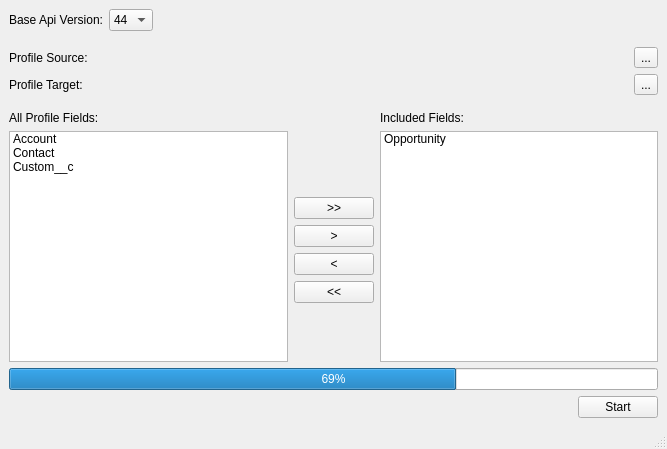
F1r3f0x/salesforce_profileMergerTool, file ui/main_window.ui: the form before one commit.
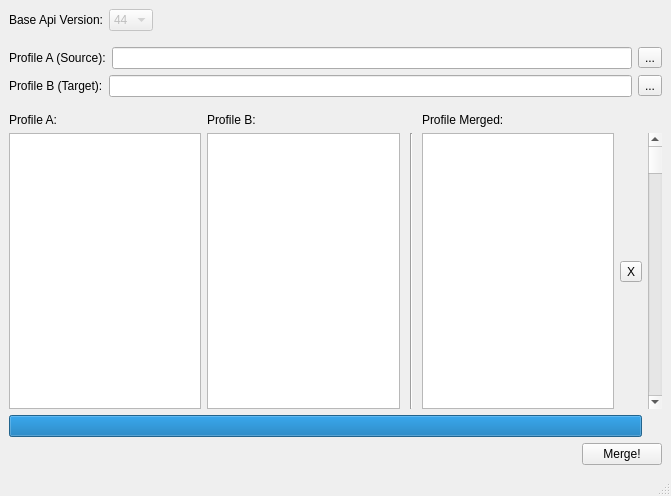
The form after the commit.

Commit message: test xml item loading

```diff
--- a/ui/main_window.ui
+++ b/ui/main_window.ui
@@ -6,8 +6,8 @@
    <rect>
     <x>0</x>
     <y>0</y>
-    <width>667</width>
-    <height>449</height>
+    <width>671</width>
+    <height>496</height>
    </rect>
   </property>
   <property name="windowTitle">
@@ -22,12 +22,21 @@
    </property>
    <layout class="QVBoxLayout" name="verticalLayout_2">
     <item>
-     <layout class="QHBoxLayout" name="horizontalLayout_3">
+     <layout class="QHBoxLayout" name="layout_api">
+      <property name="sizeConstraint">
+       <enum>QLayout::SetFixedSize</enum>
+      </property>
       <property name="bottomMargin">
        <number>10</number>
       </property>
       <item>
        <widget class="QLabel" name="label">
+        <property name="sizePolicy">
+         <sizepolicy hsizetype="Preferred" vsizetype="Fixed">
+          <horstretch>0</horstretch>
+          <verstretch>0</verstretch>
+         </sizepolicy>
+        </property>
         <property name="text">
          <string>Base Api Version:</string>
         </property>
@@ -35,6 +44,9 @@
       </item>
       <item>
        <widget class="QComboBox" name="cmb_api">
+        <property name="enabled">
+         <bool>false</bool>
+        </property>
         <property name="minimumSize">
          <size>
           <width>44</width>
@@ -129,7 +141,7 @@
         <property name="sizeHint" stdset="0">
          <size>
           <width>40</width>
-          <height>20</height>
+          <height>0</height>
          </size>
         </property>
        </spacer>
@@ -137,43 +149,82 @@
      </layout>
     </item>
     <item>
-     <widget class="QWidget" name="profileSource_selector_2" native="true">
-      <layout class="QHBoxLayout" name="horizontalLayout">
-       <property name="leftMargin">
-        <number>0</number>
-       </property>
-       <property name="topMargin">
-        <number>0</number>
-       </property>
-       <property name="rightMargin">
-        <number>0</number>
-       </property>
-       <property name="bottomMargin">
-        <number>0</number>
-       </property>
-       <item>
-        <widget class="QLabel" name="lbl_source">
-         <property name="text">
-          <string>Profile Source:</string>
-         </property>
-        </widget>
-       </item>
-       <item>
-        <widget class="QToolButton" name="btn_source">
-         <property name="text">
-          <string>...</string>
-         </property>
-        </widget>
-       </item>
-      </layout>
-     </widget>
+     <layout class="QHBoxLayout" name="layout_source">
+      <property name="sizeConstraint">
+       <enum>QLayout::SetFixedSize</enum>
+      </property>
+      <item>
+       <widget class="QLabel" name="lbl_source">
+        <property name="sizePolicy">
+         <sizepolicy hsizetype="Fixed" vsizetype="Preferred">
+          <horstretch>0</horstretch>
+          <verstretch>0</verstretch>
+         </sizepolicy>
+        </property>
+        <property name="minimumSize">
+         <size>
+          <width>90</width>
+          <height>0</height>
+         </size>
+        </property>
+        <property name="text">
+         <string>Profile A (Source):</string>
+        </property>
+       </widget>
+      </item>
+      <item>
+       <widget class="QLineEdit" name="le_source">
+        <property name="enabled">
+         <bool>true</bool>
+        </property>
+        <property name="readOnly">
+         <bool>true</bool>
+        </property>
+       </widget>
+      </item>
+      <item>
+       <widget class="QToolButton" name="btn_source">
+        <property name="text">
+         <string>...</string>
+        </property>
+       </widget>
+      </item>
+     </layout>
     </item>
     <item>
-     <layout class="QHBoxLayout" name="profileTarget_selector">
+     <layout class="QHBoxLayout" name="selector_target">
+      <property name="sizeConstraint">
+       <enum>QLayout::SetFixedSize</enum>
+      </property>
       <item>
        <widget class="QLabel" name="lbl_target">
+        <property name="sizePolicy">
+         <sizepolicy hsizetype="Fixed" vsizetype="Fixed">
+          <horstretch>0</horstretch>
+          <verstretch>0</verstretch>
+         </sizepolicy>
+        </property>
+        <property name="minimumSize">
+         <size>
+          <width>90</width>
+          <height>0</height>
+         </size>
+        </property>
         <property name="text">
-         <string>Profile Target:</string>
+         <string>Profile B (Target):</string>
+        </property>
+       </widget>
+      </item>
+      <item>
+       <widget class="QLineEdit" name="le_target">
+        <property name="enabled">
+         <bool>true</bool>
+        </property>
+        <property name="echoMode">
+         <enum>QLineEdit::Normal</enum>
+        </property>
+        <property name="readOnly">
+         <bool>true</bool>
         </property>
        </widget>
       </item>
@@ -203,41 +254,92 @@
      </spacer>
     </item>
     <item>
-     <layout class="QGridLayout" name="fields_selector">
+     <layout class="QGridLayout" name="fields_selector" rowstretch="0,0,0,0,0">
       <property name="sizeConstraint">
        <enum>QLayout::SetDefaultConstraint</enum>
       </property>
       <property name="bottomMargin">
        <number>0</number>
       </property>
-      <item row="4" column="1">
-       <widget class="QPushButton" name="btn_addOne">
+      <item row="0" column="0">
+       <widget class="QLabel" name="lbl_allProfiles">
+        <property name="sizePolicy">
+         <sizepolicy hsizetype="Preferred" vsizetype="Fixed">
+          <horstretch>0</horstretch>
+          <verstretch>0</verstretch>
+         </sizepolicy>
+        </property>
         <property name="text">
-         <string>&gt;</string>
+         <string>Profile A:</string>
         </property>
        </widget>
       </item>
-      <item row="0" column="2">
-       <widget class="QLabel" name="lbl_included">
-        <property name="text">
-         <string>Included Fields:</string>
+      <item row="1" column="1" rowspan="3">
+       <widget class="QListWidget" name="list_target">
+        <property name="sizePolicy">
+         <sizepolicy hsizetype="Expanding" vsizetype="Expanding">
+          <horstretch>0</horstretch>
+          <verstretch>0</verstretch>
+         </sizepolicy>
         </property>
        </widget>
       </item>
-      <item row="1" column="1">
-       <spacer name="spc_2">
-        <property name="orientation">
-         <enum>Qt::Vertical</enum>
+      <item row="1" column="2" rowspan="3">
+       <widget class="Line" name="line">
+        <property name="sizePolicy">
+         <sizepolicy hsizetype="Fixed" vsizetype="Expanding">
+          <horstretch>0</horstretch>
+          <verstretch>0</verstretch>
+         </sizepolicy>
         </property>
-        <property name="sizeHint" stdset="0">
+        <property name="minimumSize">
          <size>
-          <width>20</width>
-          <height>40</height>
+          <width>10</width>
+          <height>0</height>
          </size>
         </property>
-       </spacer>
+        <property name="orientation">
+         <enum>Qt::Vertical</enum>
+        </property>
+       </widget>
       </item>
-      <item row="9" column="0" colspan="3">
+      <item row="1" column="0" rowspan="3">
+       <widget class="QListWidget" name="list_source">
+        <property name="sizePolicy">
+         <sizepolicy hsizetype="Expanding" vsizetype="Expanding">
+          <horstretch>0</horstretch>
+          <verstretch>0</verstretch>
+         </sizepolicy>
+        </property>
+        <property name="acceptDrops">
+         <bool>false</bool>
+        </property>
+        <property name="dragEnabled">
+         <bool>false</bool>
+        </property>
+       </widget>
+      </item>
+      <item row="0" column="3">
+       <widget class="QLabel" name="label_2">
+        <property name="sizePolicy">
+         <sizepolicy hsizetype="Preferred" vsizetype="Fixed">
+          <horstretch>0</horstretch>
+          <verstretch>0</verstretch>
+         </sizepolicy>
+        </property>
+        <property name="text">
+         <string>Profile Merged:</string>
+        </property>
+       </widget>
+      </item>
+      <item row="1" column="5" rowspan="3">
+       <widget class="QScrollBar" name="verticalScrollBar">
+        <property name="orientation">
+         <enum>Qt::Vertical</enum>
+        </property>
+       </widget>
+      </item>
+      <item row="4" column="0" colspan="5">
        <widget class="QProgressBar" name="bar_loading">
         <property name="enabled">
          <bool>true</bool>
@@ -255,89 +357,59 @@
          </size>
         </property>
         <property name="value">
-         <number>69</number>
+         <number>100</number>
         </property>
         <property name="textVisible">
-         <bool>true</bool>
+         <bool>false</bool>
         </property>
         <property name="invertedAppearance">
          <bool>false</bool>
         </property>
        </widget>
       </item>
-      <item row="0" column="0">
-       <widget class="QLabel" name="lbl_allProfiles">
-        <property name="text">
-         <string>All Profile Fields:</string>
+      <item row="0" column="1">
+       <widget class="QLabel" name="lbl_included">
+        <property name="sizePolicy">
+         <sizepolicy hsizetype="Preferred" vsizetype="Fixed">
+          <horstretch>0</horstretch>
+          <verstretch>0</verstretch>
+         </sizepolicy>
         </property>
-       </widget>
-      </item>
-      <item row="1" column="2" rowspan="8">
-       <widget class="QListWidget" name="list_included">
-        <item>
-         <property name="text">
-          <string>Opportunity</string>
-         </property>
-        </item>
-       </widget>
-      </item>
-      <item row="1" column="0" rowspan="8">
-       <widget class="QListWidget" name="list_allProfiles">
-        <item>
-         <property name="text">
-          <string>Account</string>
-         </property>
-        </item>
-        <item>
-         <property name="text">
-          <string>Contact</string>
-         </property>
-        </item>
-        <item>
-         <property name="text">
-          <string>Custom__c</string>
-         </property>
-        </item>
-       </widget>
-      </item>
-      <item row="5" column="1">
-       <widget class="QPushButton" name="btn_rmvOne">
         <property name="text">
-         <string>&lt;</string>
+         <string>Profile B:</string>
         </property>
        </widget>
       </item>
-      <item row="3" column="1">
-       <widget class="QPushButton" name="btn_addAll">
-        <property name="text">
-         <string>&gt;&gt;</string>
+      <item row="1" column="3" rowspan="3">
+       <widget class="QListWidget" name="list_merged">
+        <property name="sizePolicy">
+         <sizepolicy hsizetype="Expanding" vsizetype="Expanding">
+          <horstretch>0</horstretch>
+          <verstretch>0</verstretch>
+         </sizepolicy>
         </property>
        </widget>
       </item>
-      <item row="8" column="1">
-       <spacer name="spc_3">
-        <property name="orientation">
-         <enum>Qt::Vertical</enum>
+      <item row="2" column="4">
+       <widget class="QToolButton" name="toolButton_3">
+        <property name="sizePolicy">
+         <sizepolicy hsizetype="Fixed" vsizetype="Fixed">
+          <horstretch>0</horstretch>
+          <verstretch>0</verstretch>
+         </sizepolicy>
         </property>
-        <property name="sizeHint" stdset="0">
-         <size>
-          <width>20</width>
-          <height>40</height>
-         </size>
-        </property>
-       </spacer>
-      </item>
-      <item row="6" column="1">
-       <widget class="QPushButton" name="btn_rmvAll">
         <property name="text">
-         <string>&lt;&lt;</string>
+         <string>X</string>
         </property>
        </widget>
       </item>
      </layout>
     </item>
     <item>
-     <layout class="QHBoxLayout" name="horizontalLayout_2">
+     <layout class="QHBoxLayout" name="layout_merge">
+      <property name="sizeConstraint">
+       <enum>QLayout::SetFixedSize</enum>
+      </property>
       <property name="bottomMargin">
        <number>0</number>
       </property>
@@ -356,8 +428,14 @@
       </item>
       <item>
        <widget class="QPushButton" name="btn_start">
+        <property name="sizePolicy">
+         <sizepolicy hsizetype="Preferred" vsizetype="Fixed">
+          <horstretch>0</horstretch>
+          <verstretch>0</verstretch>
+         </sizepolicy>
+        </property>
         <property name="text">
-         <string>Start</string>
+         <string>Merge!</string>
         </property>
        </widget>
       </item>
```
Left out of the diff: 23 changed lines with no effect on the pictures. The commit also changes 2 other files.
